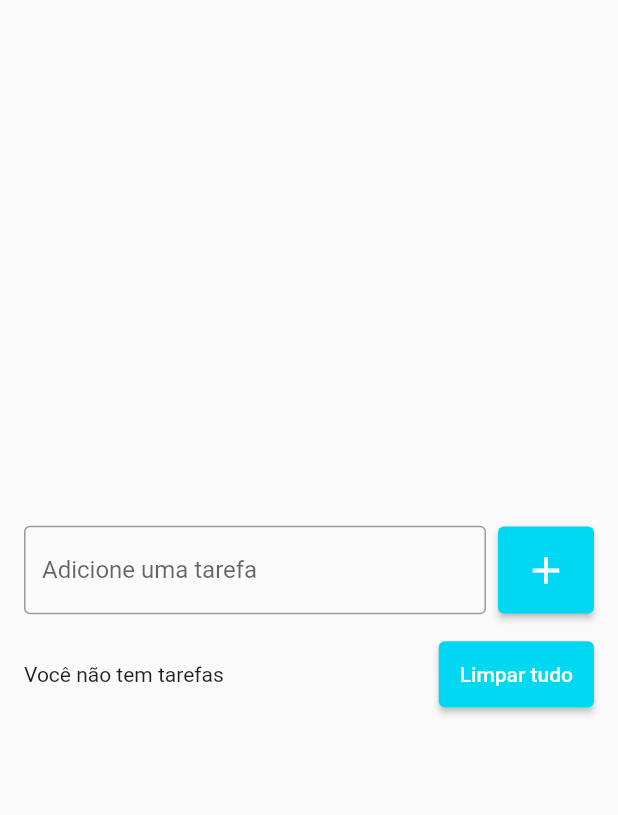
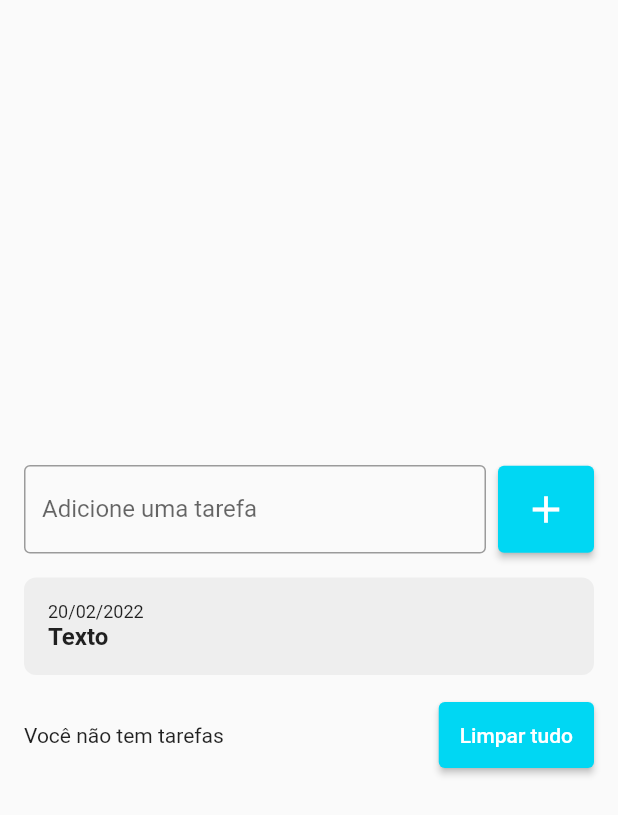
Before and after one commit to caneto/Projeto-de-Estudos-2-Flutter, a Flutter app: the screen it shows after launch, after a tap on the "add" icon, on a phone screen of 412 x 824 dp. Shown: the top 815 px of the screen. Run offline on Flutter 3.47's test engine with Material 2 defaults, Android fonts, the phone set to English and light mode, and no system bars.

Commit message:
Continuação do Estudo 2

```diff
--- a/lib/main.dart
+++ b/lib/main.dart
@@ -12,7 +12,7 @@ class MyApp extends StatelessWidget {
   @override
   Widget build(BuildContext context) {
     return MaterialApp(
-      home: const TudoListaPage(),
+      home: TodoListaPage(),
     );
   }
 }
--- a/lib/pages/tudo_list_page.dart
+++ b/lib/pages/tudo_list_page.dart
@@ -1,7 +1,17 @@
 import 'package:flutter/material.dart';
+import 'package:listadetarefas/widgets/todo_list_item.dart';
 
-class TudoListaPage extends StatelessWidget {
-  const TudoListaPage({Key? key}) : super(key: key);
+class TodoListaPage extends StatefulWidget {
+  TodoListaPage({Key? key}) : super(key: key);
+
+  @override
+  State<TodoListaPage> createState() => _TodoListaPageState();
+}
+
+class _TodoListaPageState extends State<TodoListaPage> {
+  final TextEditingController todoController = TextEditingController();
+
+  List<String> todos = [];
 
   @override
   Widget build(BuildContext context) {
@@ -14,20 +24,27 @@ class TudoListaPage extends StatelessWidget {
           children: [
             Row(
               children: [
-                const Expanded(
+                Expanded(
                   child: TextField(
-                    decoration: InputDecoration(
+                    controller: todoController,
+                    decoration: const InputDecoration(
                       border: OutlineInputBorder(),
                       labelText: "Adicione uma tarefa",
                       hintText: "Ex: Digitar dados",
                     ),
                   ),
                 ),
-                SizedBox(
+                const SizedBox(
                   width: 8,
                 ),
                 ElevatedButton(
-                  onPressed: () {},
+                  onPressed: () {
+                    String text = todoController.text;
+                    setState(() {
+                      todos.add(text);
+                    });
+                    todoController.clear();
+                  },
                   style: ElevatedButton.styleFrom(
                     primary: Color(0xff00d7f3),
                     padding: EdgeInsets.all(14),
@@ -38,6 +55,16 @@ class TudoListaPage extends StatelessWidget {
                   ),
                 )
               ],
+            ),
+            const SizedBox(height: 16,),
+            Flexible(
+              child: ListView(
+                shrinkWrap: true,
+                children: [
+                for(String todo in todos)
+                  TodoListItem()
+                ],
+              ),
             ),
             SizedBox(height: 16,),
             Row(
--- /dev/null
+++ b/lib/widgets/todo_list_item.dart
@@ -0,0 +1,34 @@
+import 'package:flutter/material.dart';
+
+class TodoListItem extends StatelessWidget {
+  const TodoListItem({Key? key}) : super(key: key);
+
+  @override
+  Widget build(BuildContext context) {
+    return Container(
+      decoration: BoxDecoration(
+        borderRadius: BorderRadius.circular(8),
+        color: Colors.grey[200],
+      ),
+      padding: const EdgeInsets.all(16),
+      child: Column(
+        crossAxisAlignment: CrossAxisAlignment.start,
+        children: const [
+          Text(
+            "20/02/2022",
+            style: TextStyle(
+              fontSize: 12,
+            ),
+          ),
+          Text(
+            "Texto",
+            style: TextStyle(
+              fontSize: 16,
+              fontWeight: FontWeight.w600,
+            ),
+          )
+        ],
+      ),
+    );
+  }
+}
```
